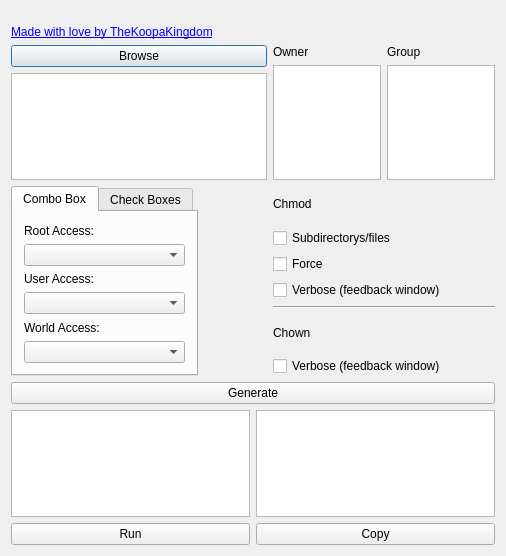
First picture: the form in dialog.ui, repository CodingKoopa/chmod-generator, before the edit.
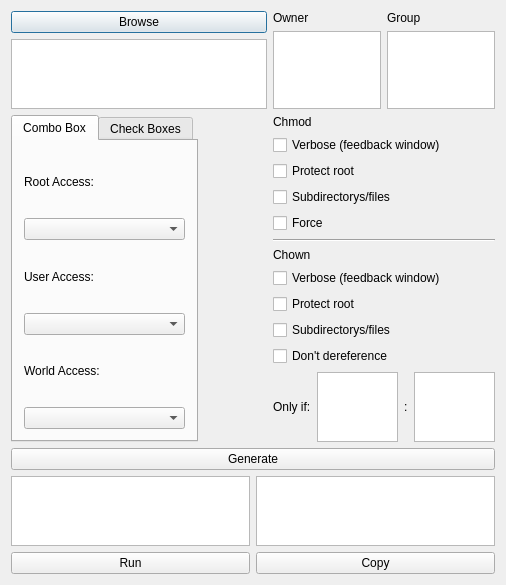
Second picture: the form after the edit.

Commit message: Added more options, and adjusted copy button.

The edit to the form file:
```diff
--- a/dialog.ui
+++ b/dialog.ui
@@ -15,17 +15,7 @@
   </property>
   <layout class="QVBoxLayout" name="verticalLayout_7">
    <item>
-    <widget class="QLabel" name="credit">
-     <property name="text">
-      <string>&lt;html&gt;&lt;head/&gt;&lt;body&gt;&lt;p&gt;&lt;br/&gt;&lt;a href=&quot;https://github.com/TheKoopaKingdom/CHMOD-Generator&quot;&gt;&lt;span style=&quot; text-decoration: underline; color:#0000ff;&quot;&gt;Made with love by TheKoopaKingdom&lt;/span&gt;&lt;/a&gt;&lt;/p&gt;&lt;/body&gt;&lt;/html&gt;</string>
-     </property>
-     <property name="openExternalLinks">
-      <bool>true</bool>
-     </property>
-    </widget>
-   </item>
-   <item>
-    <layout class="QFormLayout" name="inputLay">
+    <layout class="QFormLayout" name="formLayout">
      <item row="0" column="0">
       <layout class="QVBoxLayout" name="browseLay">
        <item>
@@ -240,7 +230,24 @@
         </widget>
        </item>
        <item>
-        <widget class="QCheckBox" name="sub">
+        <widget class="QCheckBox" name="verMod">
+         <property name="toolTip">
+          <string>&lt;html&gt;&lt;head/&gt;&lt;body&gt;&lt;p&gt;Control + V&lt;/p&gt;&lt;/body&gt;&lt;/html&gt;</string>
+         </property>
+         <property name="text">
+          <string>Verbose (feedback window)</string>
+         </property>
+        </widget>
+       </item>
+       <item>
+        <widget class="QCheckBox" name="protRootMod">
+         <property name="text">
+          <string>Protect root</string>
+         </property>
+        </widget>
+       </item>
+       <item>
+        <widget class="QCheckBox" name="subMod">
          <property name="toolTip">
           <string>&lt;html&gt;&lt;head/&gt;&lt;body&gt;&lt;p&gt;Control + S&lt;/p&gt;&lt;/body&gt;&lt;/html&gt;</string>
          </property>
@@ -259,16 +266,6 @@
          </property>
         </widget>
        </item>
-       <item>
-        <widget class="QCheckBox" name="verMod">
-         <property name="toolTip">
-          <string>&lt;html&gt;&lt;head/&gt;&lt;body&gt;&lt;p&gt;Control + V&lt;/p&gt;&lt;/body&gt;&lt;/html&gt;</string>
-         </property>
-         <property name="text">
-          <string>Verbose (feedback window)</string>
-         </property>
-        </widget>
-       </item>
        <item>
         <widget class="Line" name="line">
          <property name="orientation">
@@ -290,6 +287,68 @@
          </property>
         </widget>
        </item>
+       <item>
+        <widget class="QCheckBox" name="protRootOwn">
+         <property name="text">
+          <string>Protect root</string>
+         </property>
+        </widget>
+       </item>
+       <item>
+        <widget class="QCheckBox" name="subOwn">
+         <property name="text">
+          <string>Subdirectorys/files</string>
+         </property>
+        </widget>
+       </item>
+       <item>
+        <widget class="QCheckBox" name="noderef">
+         <property name="toolTip">
+          <string>&lt;html&gt;&lt;head/&gt;&lt;body&gt;&lt;p&gt;Act on links, instead of what the link points to.&lt;/p&gt;&lt;/body&gt;&lt;/html&gt;</string>
+         </property>
+         <property name="text">
+          <string>Don't dereference</string>
+         </property>
+        </widget>
+       </item>
+       <item>
+        <layout class="QHBoxLayout" name="onlyIfLay">
+         <item>
+          <widget class="QLabel" name="onlyIfLab">
+           <property name="text">
+            <string>Only if:</string>
+           </property>
+          </widget>
+         </item>
+         <item>
+          <widget class="QPlainTextEdit" name="oiowner">
+           <property name="toolTip">
+            <string>&lt;html&gt;&lt;head/&gt;&lt;body&gt;&lt;p&gt;Owner&lt;/p&gt;&lt;/body&gt;&lt;/html&gt;</string>
+           </property>
+           <property name="verticalScrollBarPolicy">
+            <enum>Qt::ScrollBarAlwaysOff</enum>
+           </property>
+          </widget>
+         </item>
+         <item>
+          <widget class="QLabel" name="colonLab">
+           <property name="text">
+            <string>:</string>
+           </property>
+          </widget>
+         </item>
+         <item>
+          <widget class="QPlainTextEdit" name="oigroup">
+           <property name="toolTip">
+            <string>&lt;html&gt;&lt;head/&gt;&lt;body&gt;&lt;p&gt;Group&lt;/p&gt;&lt;/body&gt;&lt;/html&gt;</string>
+           </property>
+           <property name="verticalScrollBarPolicy">
+            <enum>Qt::ScrollBarAlwaysOff</enum>
+           </property>
+          </widget>
+         </item>
+        </layout>
+       </item>
       </layout>
      </item>
     </layout>
@@ -309,7 +368,11 @@
      <item>
       <layout class="QHBoxLayout" name="outputTextLay">
        <item>
-        <widget class="QPlainTextEdit" name="chmodOut"/>
+        <widget class="QPlainTextEdit" name="chmodOut">
+         <property name="readOnly">
+          <bool>true</bool>
+         </property>
+        </widget>
        </item>
        <item>
         <widget class="QPlainTextEdit" name="chownOut">
```
Left out of the diff: 13 changed lines with no effect on the pictures. The commit also changes 3 other files.
